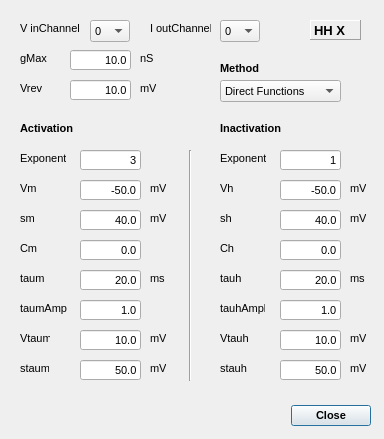
First picture: the form in src/gui/HHDlg.ui, repository CompEphys-team/stdpc, before the edit.
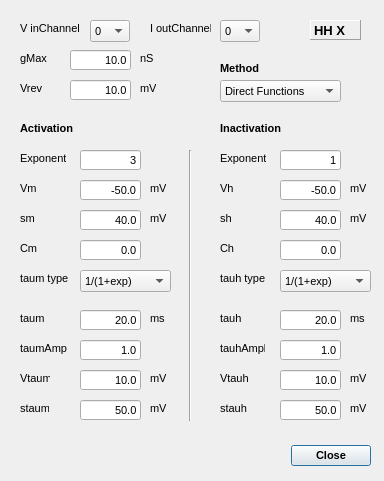
Second picture: the form after the edit.

What changed in the file:
```diff
--- a/src/gui/HHDlg.ui
+++ b/src/gui/HHDlg.ui
@@ -1,12 +1,12 @@
 <ui version="4.0" >
  <class>HHDlg</class>
- <widget class="QDialog" name="HHDlg" >
-  <property name="geometry" >
+ <widget class="QDialog" name="HHDlg">
+  <property name="geometry">
    <rect>
     <x>0</x>
     <y>0</y>
     <width>384</width>
-    <height>439</height>
+    <height>481</height>
    </rect>
   </property>
   <property name="font" >
@@ -19,11 +19,11 @@
   <property name="windowTitle" >
    <string>HH m,h,tau Formalism</string>
   </property>
-  <widget class="QDialogButtonBox" name="buttonBox" >
-   <property name="geometry" >
+  <widget class="QDialogButtonBox" name="buttonBox">
+   <property name="geometry">
     <rect>
      <x>211</x>
-     <y>400</y>
+     <y>440</y>
      <width>160</width>
      <height>32</height>
     </rect>
@@ -304,13 +304,13 @@
     <string>Inactivation</string>
    </property>
   </widget>
-  <widget class="Line" name="line" >
-   <property name="geometry" >
+  <widget class="Line" name="line">
+   <property name="geometry">
     <rect>
      <x>180</x>
      <y>150</y>
      <width>20</width>
-     <height>231</height>
+     <height>271</height>
     </rect>
    </property>
    <property name="orientation" >
@@ -349,11 +349,11 @@
     <string>Exponent</string>
    </property>
   </widget>
-  <widget class="QLineEdit" name="taumE" >
-   <property name="geometry" >
+  <widget class="QLineEdit" name="taumE">
+   <property name="geometry">
     <rect>
      <x>80</x>
-     <y>270</y>
+     <y>310</y>
      <width>61</width>
      <height>20</height>
     </rect>
@@ -368,11 +368,11 @@
     <set>Qt::AlignRight|Qt::AlignTrailing|Qt::AlignVCenter</set>
    </property>
   </widget>
-  <widget class="QLabel" name="label_13" >
-   <property name="geometry" >
+  <widget class="QLabel" name="label_13">
+   <property name="geometry">
     <rect>
      <x>150</x>
-     <y>270</y>
+     <y>310</y>
      <width>16</width>
      <height>16</height>
     </rect>
@@ -394,11 +394,11 @@
     <string>Vm</string>
    </property>
   </widget>
-  <widget class="QLabel" name="label_11" >
-   <property name="geometry" >
+  <widget class="QLabel" name="label_11">
+   <property name="geometry">
     <rect>
      <x>20</x>
-     <y>270</y>
+     <y>310</y>
      <width>32</width>
      <height>16</height>
     </rect>
@@ -484,11 +484,11 @@
     <string>sm</string>
    </property>
   </widget>
-  <widget class="QLabel" name="label_28" >
-   <property name="geometry" >
+  <widget class="QLabel" name="label_28">
+   <property name="geometry">
     <rect>
      <x>20</x>
-     <y>360</y>
+     <y>400</y>
      <width>29</width>
      <height>16</height>
     </rect>
@@ -497,11 +497,11 @@
     <string>staum</string>
    </property>
   </widget>
-  <widget class="QLabel" name="label_27" >
-   <property name="geometry" >
+  <widget class="QLabel" name="label_27">
+   <property name="geometry">
     <rect>
      <x>150</x>
-     <y>360</y>
+     <y>400</y>
      <width>16</width>
      <height>16</height>
     </rect>
@@ -510,11 +510,11 @@
     <string>mV</string>
    </property>
   </widget>
-  <widget class="QLabel" name="label_20" >
-   <property name="geometry" >
+  <widget class="QLabel" name="label_20">
+   <property name="geometry">
     <rect>
      <x>20</x>
-     <y>300</y>
+     <y>340</y>
      <width>47</width>
      <height>16</height>
     </rect>
@@ -523,11 +523,11 @@
     <string>taumAmpl</string>
    </property>
   </widget>
-  <widget class="QLabel" name="label_26" >
-   <property name="geometry" >
+  <widget class="QLabel" name="label_26">
+   <property name="geometry">
     <rect>
      <x>150</x>
-     <y>330</y>
+     <y>370</y>
      <width>16</width>
      <height>16</height>
     </rect>
@@ -536,11 +536,11 @@
     <string>mV</string>
    </property>
   </widget>
-  <widget class="QLineEdit" name="VtaumE" >
-   <property name="geometry" >
+  <widget class="QLineEdit" name="VtaumE">
+   <property name="geometry">
     <rect>
      <x>80</x>
-     <y>330</y>
+     <y>370</y>
      <width>61</width>
      <height>20</height>
     </rect>
@@ -555,11 +555,11 @@
     <set>Qt::AlignRight|Qt::AlignTrailing|Qt::AlignVCenter</set>
    </property>
   </widget>
-  <widget class="QLineEdit" name="staumE" >
-   <property name="geometry" >
+  <widget class="QLineEdit" name="staumE">
+   <property name="geometry">
     <rect>
      <x>80</x>
-     <y>360</y>
+     <y>400</y>
      <width>61</width>
      <height>20</height>
     </rect>
@@ -574,11 +574,11 @@
     <set>Qt::AlignRight|Qt::AlignTrailing|Qt::AlignVCenter</set>
    </property>
   </widget>
-  <widget class="QLabel" name="label_21" >
-   <property name="geometry" >
+  <widget class="QLabel" name="label_21">
+   <property name="geometry">
     <rect>
      <x>20</x>
-     <y>330</y>
+     <y>370</y>
      <width>30</width>
      <height>16</height>
     </rect>
@@ -587,11 +587,11 @@
     <string>Vtaum</string>
    </property>
   </widget>
-  <widget class="QLineEdit" name="taumAmplE" >
-   <property name="geometry" >
+  <widget class="QLineEdit" name="taumAmplE">
+   <property name="geometry">
     <rect>
      <x>80</x>
-     <y>300</y>
+     <y>340</y>
      <width>61</width>
      <height>20</height>
     </rect>
@@ -606,11 +606,11 @@
     <set>Qt::AlignRight|Qt::AlignTrailing|Qt::AlignVCenter</set>
    </property>
   </widget>
-  <widget class="QLineEdit" name="tauhAmplE" >
-   <property name="geometry" >
+  <widget class="QLineEdit" name="tauhAmplE">
+   <property name="geometry">
     <rect>
      <x>280</x>
-     <y>300</y>
+     <y>340</y>
      <width>61</width>
      <height>20</height>
     </rect>
@@ -657,11 +657,11 @@
     <set>Qt::AlignRight|Qt::AlignTrailing|Qt::AlignVCenter</set>
    </property>
   </widget>
-  <widget class="QLineEdit" name="stauhE" >
-   <property name="geometry" >
+  <widget class="QLineEdit" name="stauhE">
+   <property name="geometry">
     <rect>
      <x>280</x>
-     <y>360</y>
+     <y>400</y>
      <width>61</width>
      <height>20</height>
     </rect>
@@ -676,11 +676,11 @@
     <set>Qt::AlignRight|Qt::AlignTrailing|Qt::AlignVCenter</set>
    </property>
   </widget>
-  <widget class="QLabel" name="label_29" >
-   <property name="geometry" >
+  <widget class="QLabel" name="label_29">
+   <property name="geometry">
     <rect>
      <x>220</x>
-     <y>360</y>
+     <y>400</y>
      <width>31</width>
      <height>16</height>
     </rect>
@@ -721,11 +721,11 @@
     <set>Qt::AlignRight|Qt::AlignTrailing|Qt::AlignVCenter</set>
    </property>
   </widget>
-  <widget class="QLabel" name="label_30" >
-   <property name="geometry" >
+  <widget class="QLabel" name="label_30">
+   <property name="geometry">
     <rect>
      <x>350</x>
-     <y>330</y>
+     <y>370</y>
      <width>16</width>
      <height>16</height>
     </rect>
@@ -734,11 +734,11 @@
     <string>mV</string>
    </property>
   </widget>
-  <widget class="QLineEdit" name="VtauhE" >
-   <property name="geometry" >
+  <widget class="QLineEdit" name="VtauhE">
+   <property name="geometry">
     <rect>
      <x>280</x>
-     <y>330</y>
+     <y>370</y>
      <width>61</width>
      <height>20</height>
     </rect>
@@ -766,11 +766,11 @@
     <string>Vh</string>
    </property>
   </widget>
-  <widget class="QLabel" name="label_24" >
-   <property name="geometry" >
+  <widget class="QLabel" name="label_24">
+   <property name="geometry">
     <rect>
      <x>220</x>
-     <y>330</y>
+     <y>370</y>
      <width>31</width>
      <height>16</height>
     </rect>
@@ -779,11 +779,11 @@
     <string>Vtauh</string>
    </property>
   </widget>
-  <widget class="QLabel" name="label_25" >
-   <property name="geometry" >
+  <widget class="QLabel" name="label_25">
+   <property name="geometry">
     <rect>
      <x>220</x>
-     <y>270</y>
+     <y>310</y>
      <width>32</width>
      <height>16</height>
     </rect>
@@ -792,11 +792,11 @@
     <string>tauh</string>
    </property>
   </widget>
-  <widget class="QLabel" name="label_31" >
-   <property name="geometry" >
+  <widget class="QLabel" name="label_31">
+   <property name="geometry">
     <rect>
      <x>220</x>
-     <y>300</y>
+     <y>340</y>
      <width>45</width>
      <height>16</height>
     </rect>
@@ -805,11 +805,11 @@
     <string>tauhAmpl</string>
    </property>
   </widget>
-  <widget class="QLineEdit" name="tauhE" >
-   <property name="geometry" >
+  <widget class="QLineEdit" name="tauhE">
+   <property name="geometry">
     <rect>
      <x>280</x>
-     <y>270</y>
+     <y>310</y>
      <width>61</width>
      <height>20</height>
     </rect>
@@ -850,11 +850,11 @@
     <string>sh</string>
    </property>
   </widget>
-  <widget class="QLabel" name="label_34" >
-   <property name="geometry" >
+  <widget class="QLabel" name="label_34">
+   <property name="geometry">
     <rect>
      <x>350</x>
-     <y>270</y>
+     <y>310</y>
      <width>16</width>
      <height>16</height>
     </rect>
@@ -863,11 +863,11 @@
     <string>ms</string>
    </property>
   </widget>
-  <widget class="QLabel" name="label_35" >
-   <property name="geometry" >
+  <widget class="QLabel" name="label_35">
+   <property name="geometry">
     <rect>
      <x>350</x>
-     <y>360</y>
+     <y>400</y>
      <width>16</width>
      <height>16</height>
     </rect>
@@ -1052,6 +1052,98 @@
     <string>Ch</string>
    </property>
   </widget>
+  <widget class="QComboBox" name="taumTypeCombo">
+   <property name="geometry">
+    <rect>
+     <x>80</x>
+     <y>270</y>
+     <width>91</width>
+     <height>22</height>
+    </rect>
+   </property>
+   <property name="font">
+    <font>
+     <pointsize>8</pointsize>
+     <weight>50</weight>
+     <bold>false</bold>
+    </font>
+   </property>
+   <item>
+    <property name="text">
+     <string>1/(1+exp)</string>
+    </property>
+   </item>
+   <item>
+    <property name="text">
+     <string>tanh^2</string>
+    </property>
+   </item>
+  </widget>
+  <widget class="QLabel" name="taumTypeL">
+   <property name="geometry">
+    <rect>
+     <x>20</x>
+     <y>270</y>
+     <width>69</width>
+     <height>16</height>
+    </rect>
+   </property>
+   <property name="font">
+    <font>
+     <weight>50</weight>
+     <bold>false</bold>
+    </font>
+   </property>
+   <property name="text">
+    <string>taum type</string>
+   </property>
+  </widget>
+  <widget class="QLabel" name="tauhTypeL">
+   <property name="geometry">
+    <rect>
+     <x>220</x>
+     <y>270</y>
+     <width>69</width>
+     <height>16</height>
+    </rect>
+   </property>
+   <property name="font">
+    <font>
+     <weight>50</weight>
+     <bold>false</bold>
+    </font>
+   </property>
+   <property name="text">
+    <string>tauh type</string>
+   </property>
+  </widget>
+  <widget class="QComboBox" name="tauhTypeCombo">
+   <property name="geometry">
+    <rect>
+     <x>280</x>
+     <y>270</y>
+     <width>91</width>
+     <height>22</height>
+    </rect>
+   </property>
+   <property name="font">
+    <font>
+     <pointsize>8</pointsize>
+     <weight>50</weight>
+     <bold>false</bold>
+    </font>
+   </property>
+   <item>
+    <property name="text">
+     <string>1/(1+exp)</string>
+    </property>
+   </item>
+   <item>
+    <property name="text">
+     <string>tanh^2</string>
+    </property>
+   </item>
+  </widget>
  </widget>
  <resources/>
  <connections>
```
Left out of the diff: 401 changed lines with no effect on the pictures.
